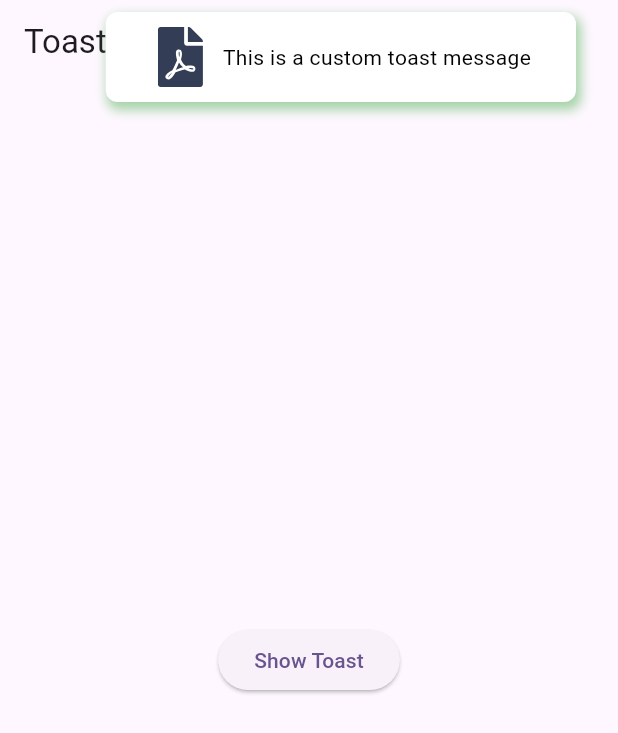
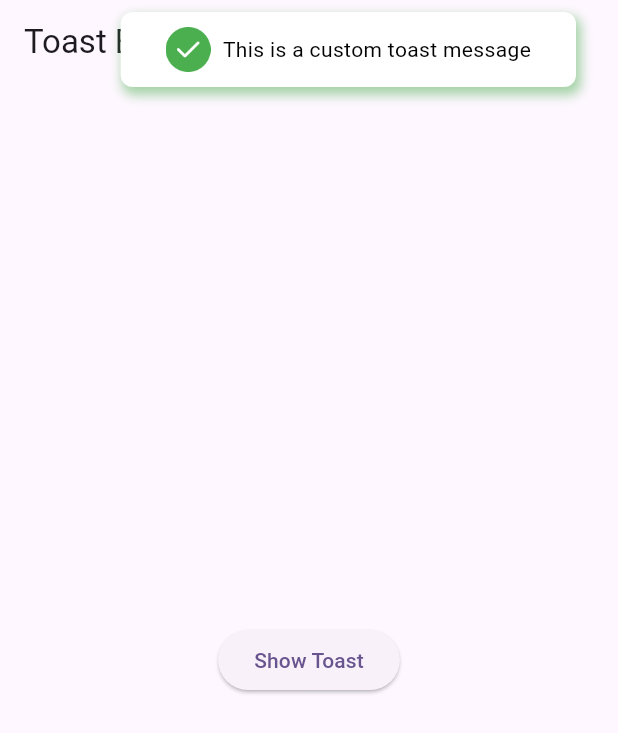
Before and after one commit to usama08/new_toastpopup, a Flutter app: the screen it shows after launch, after a tap on "Show Toast", on a phone screen of 412 x 824 dp. Shown: the top 733 px of the screen. Run offline on Flutter 3.47's test engine with Material 3 defaults, Android fonts, the phone set to English and light mode, and no system bars.

Commit message:
Updated Codes

```diff
--- a/lib/package/new_toast.dart
+++ b/lib/package/new_toast.dart
@@ -10,6 +10,12 @@ class CustomToast {
     Widget? image,
     Color? shadhowColor,
     TextStyle textStyle = const TextStyle(color: Colors.white),
+    double? imageWidth,
+    double? imageHeight,
+    double paddingHorizontal =
+        30.0, // Optional horizontal padding with default value
+    double paddingVertical =
+        10.0, // Optional vertical padding with default value
   }) {
     final overlay = Overlay.of(context);
     final overlayEntry = OverlayEntry(
@@ -20,7 +26,11 @@ class CustomToast {
         textStyle: textStyle,
         duration: duration,
         image: image,
-        shadhowColor: shadhowColor,
+        shadowColor: shadhowColor,
+        imageWidth: imageWidth,
+        imageHeight: imageHeight,
+        paddingHorizontal: paddingHorizontal,
+        paddingVertical: paddingVertical,
       ),
     );
 
@@ -36,7 +46,11 @@ class ToastMessage extends StatefulWidget {
   final Color backgroundColor;
   final Widget? image;
   final TextStyle textStyle;
-  final Color? shadhowColor;
+  final Color? shadowColor;
+  final double? imageWidth;
+  final double? imageHeight;
+  final double paddingHorizontal;
+  final double paddingVertical;
 
   const ToastMessage({
     super.key,
@@ -45,8 +59,12 @@ class ToastMessage extends StatefulWidget {
     required this.duration,
     required this.backgroundColor,
     this.image,
-    this.shadhowColor,
+    this.shadowColor,
     required this.textStyle,
+    this.imageWidth,
+    this.imageHeight,
+    this.paddingHorizontal = 30.0, // Default horizontal padding
+    this.paddingVertical = 10.0, // Default vertical padding
   });
 
   @override
@@ -111,18 +129,20 @@ class __ToastMessageState extends State<ToastMessage>
             child: Container(
               constraints: BoxConstraints(
                   maxWidth: MediaQuery.of(context).size.width - 40),
-              padding: const EdgeInsets.symmetric(
-                horizontal: 30.0,
-                vertical: 10.0,
+              padding: EdgeInsets.symmetric(
+                horizontal:
+                    widget.paddingHorizontal, // Use custom or default padding
+                vertical:
+                    widget.paddingVertical, // Use custom or default padding
               ),
               decoration: BoxDecoration(
                 color: widget.backgroundColor,
                 borderRadius: BorderRadius.circular(8.0),
                 boxShadow: [
                   BoxShadow(
-                    color: widget.shadhowColor == null
+                    color: widget.shadowColor == null
                         ? Colors.black.withOpacity(0.2)
-                        : widget.shadhowColor!,
+                        : widget.shadowColor!,
                     offset: const Offset(2, 4),
                     blurRadius: 6,
                     spreadRadius: 1,
@@ -131,16 +151,20 @@ class __ToastMessageState extends State<ToastMessage>
               ),
               child: Row(
                 mainAxisAlignment: MainAxisAlignment.start,
-                mainAxisSize: MainAxisSize.min, // Keep the row compact
+                mainAxisSize: MainAxisSize.min,
                 children: [
                   if (widget.image != null) ...[
-                    SizedBox(width: 40, height: 40, child: widget.image!),
+                    SizedBox(
+                      width: widget.imageWidth ?? 30,
+                      height: widget.imageHeight ?? 30,
+                      child: widget.image!,
+                    ),
                     const SizedBox(width: 8),
                   ],
                   Flexible(
                     child: Text(
                       widget.message,
-                      maxLines: 3, // Limit to 3 lines
+                      maxLines: 3,
                       style: widget.textStyle,
                       overflow: TextOverflow.ellipsis,
                       softWrap: true,
--- a/lib/package/view/toast.dart
+++ b/lib/package/view/toast.dart
@@ -1,7 +1,6 @@
 import 'package:flutter/material.dart';
-import 'package:flutter_svg/flutter_svg.dart';
+import 'package:new_toast/constant/app_images.dart';
 import 'package:new_toast/package/new_toast.dart';
-import '../../constant/svg.dart';
 
 class ExampleToastScreen extends StatelessWidget {
   const ExampleToastScreen({super.key});
@@ -17,7 +16,7 @@ class ExampleToastScreen extends StatelessWidget {
               context,
               backgroundColor: Colors.white,
               shadhowColor: Colors.green.withOpacity(0.5),
-              image: SvgPicture.asset(pdf),
+              image: Image.asset(mark),
               message: "This is a custom toast message",
               textStyle: const TextStyle(color: Colors.black),
               position: ToastPosition.right,
```
